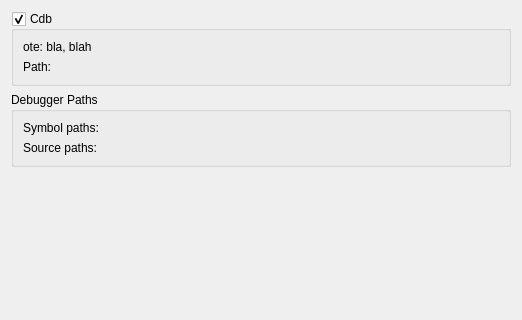
Above: src/plugins/debugger/cdb/cdboptionspagewidget.ui from qt-creator/qt-creator before the change; both pictures show x 0 to 522 and y 0 to 320 of the 522 by 512 pixel window. Below: the same form after it.
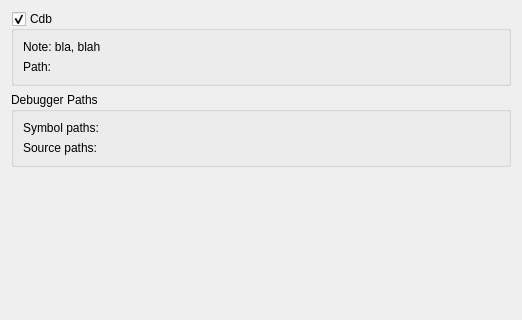
That is the form after the change. Custom widgets are drawn as their Qt base class.

```diff
--- a/src/plugins/debugger/cdb/cdboptionspagewidget.ui
+++ b/src/plugins/debugger/cdb/cdboptionspagewidget.ui
@@ -38,7 +38,7 @@
         <item row="0" column="0" colspan="2">
          <widget class="QLabel" name="noteLabel">
           <property name="text">
-           <string extracomment="Placeholder">ote: bla, blah</string>
+           <string extracomment="Placeholder" notr="true">Note: bla, blah</string>
           </property>
          </widget>
         </item>
```
